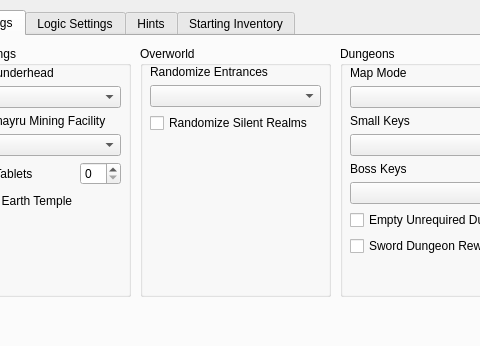
Above: gui/randogui.ui from ssrando/ssrando before the change; both pictures show x 292 to 772 and y 0 to 346 of the 1051 by 734 pixel window. Below: the same form after it.
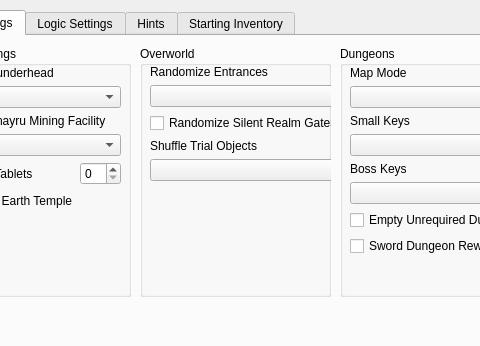
That is the form after the change. The open tabs and pages were chosen to show the change.

Commit message:
Trial Object Shuffle (#184)
* basic trial object shufle

* added option to the ui

* update shuffle to new alg

* added option functionality

* fix format

* fix

* remove debug print

* changelog

* typo fix

What changed in the file:
```diff
--- a/gui/randogui.ui
+++ b/gui/randogui.ui
@@ -1115,7 +1115,7 @@
         <rect>
          <x>10</x>
          <y>19</y>
-         <width>171</width>
+         <width>206</width>
          <height>221</height>
         </rect>
        </property>
@@ -1144,10 +1144,24 @@
         <item>
          <widget class="QCheckBox" name="option_randomize_trials">
           <property name="text">
-           <string>Randomize Silent Realms</string>
+           <string>Randomize Silent Realm Gates</string>
           </property>
          </widget>
         </item>
+        <item>
+         <layout class="QVBoxLayout" name="verticalLayout_31">
+          <item>
+           <widget class="QLabel" name="label_4">
+            <property name="text">
+             <string>Shuffle Trial Objects</string>
+            </property>
+           </widget>
+          </item>
+          <item>
+           <widget class="QComboBox" name="option_shuffle_trial_objects"/>
+          </item>
+         </layout>
+        </item>
         <item>
          <spacer name="verticalSpacer">
           <property name="orientation">
```
The commit also changes 4 other files.
